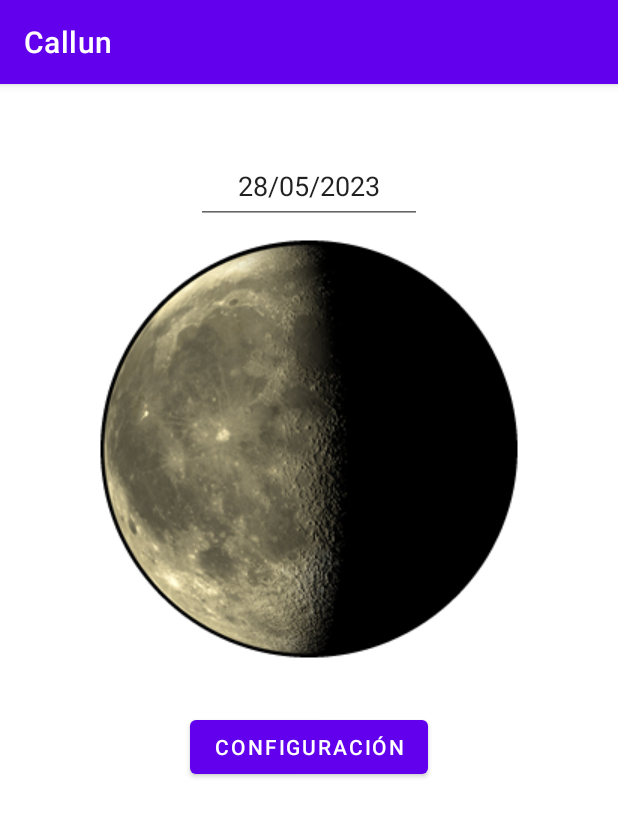
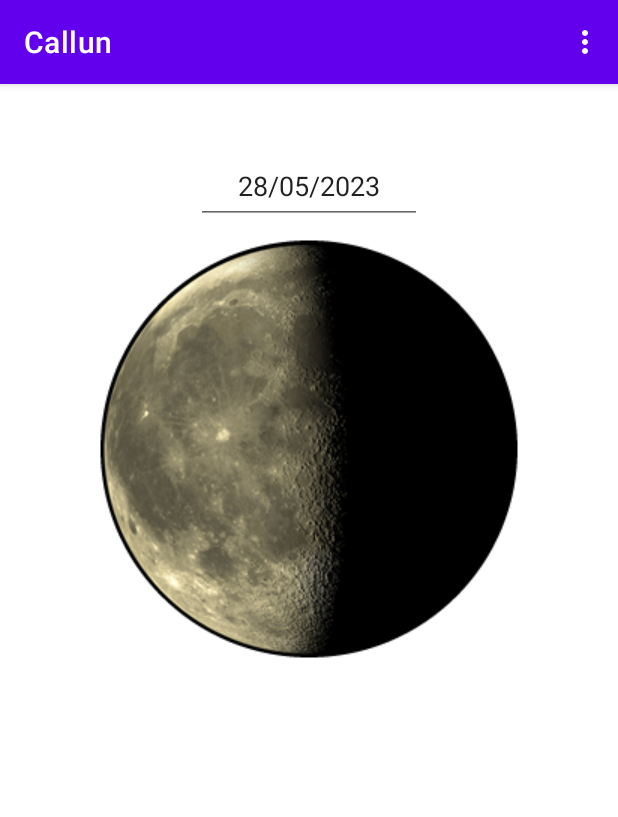
Before and after one commit to pariaslab/callun, an Android app: the screen it shows after launch (MainActivity), on a phone screen of 412 x 824 dp. Shown: the top 817 px of the screen. Run offline under Robolectric (Android 15) with nearby library versions, the phone set to English and light mode, and no system bars.

Commit message:
Unused code cleanup

```diff
--- a/app/src/main/java/com/pariaslab/callun/MainActivity.kt
+++ b/app/src/main/java/com/pariaslab/callun/MainActivity.kt
@@ -5,20 +5,22 @@ import android.app.DatePickerDialog
 import android.content.Intent
 import android.os.Bundle
 import android.view.GestureDetector
+import android.view.Menu
+import android.view.MenuItem
 import android.view.MotionEvent
-import android.widget.Button
 import android.widget.EditText
 import android.widget.ImageView
 import android.widget.TextView
 import androidx.appcompat.app.AppCompatActivity
 import com.example.callun.R
 import java.text.SimpleDateFormat
-import java.util.*
+import java.util.Calendar
+import java.util.Locale
 
 class MainActivity : AppCompatActivity(), GestureDetector.OnGestureListener {
     private lateinit var gestureDetector: GestureDetector
     private var swipeScaleFactor: Float = 0.1f // Scale factor for swipe displacement of days
-    private var isScrolling = false // Indicador de si se está realizando un desplazamiento
+    private var isScrolling = false // Indicates if there is a swipe in progress
 
     private lateinit var selectDateEditText: EditText
     private lateinit var moonPhaseIcon: ImageView
@@ -36,9 +38,9 @@ class MainActivity : AppCompatActivity(), GestureDetector.OnGestureListener {
         super.onCreate(savedInstanceState)
         setContentView(R.layout.activity_main)
 
-        moonPhaseIcon = findViewById<ImageView>(R.id.moonIcon)
-        moonPhaseTxt = findViewById<TextView>(R.id.moonPhaseTxt)
-        selectDateEditText = findViewById<EditText>(R.id.selectDateEditText)
+        moonPhaseIcon = findViewById(R.id.moonIcon)
+        moonPhaseTxt = findViewById(R.id.moonPhaseTxt)
+        selectDateEditText = findViewById(R.id.selectDateEditText)
 
         updateUi(selectedDate)
 
@@ -49,11 +51,6 @@ class MainActivity : AppCompatActivity(), GestureDetector.OnGestureListener {
             gestureDetector.onTouchEvent(event)
             handleTouchEvent(event)
             true
-        }
-
-        val settingsButton = findViewById<Button>(R.id.settingsButton)
-        settingsButton.setOnClickListener {
-            showSettingsScreen()
         }
 
         selectDateEditText.setOnClickListener {
@@ -79,19 +76,25 @@ class MainActivity : AppCompatActivity(), GestureDetector.OnGestureListener {
 
     }
 
-    override fun onFling(e1: MotionEvent, e2: MotionEvent, velocityX: Float, velocityY: Float): Boolean {
+    override fun onFling(
+        e1: MotionEvent,
+        e2: MotionEvent,
+        velocityX: Float,
+        velocityY: Float
+    ): Boolean {
         return false
     }
 
     private fun handleTouchEvent(event: MotionEvent) {
         when (event.action) {
             MotionEvent.ACTION_DOWN -> {
-                // Acción cuando se toca la pantalla
-                isScrolling = true // Indicar que se está realizando un desplazamiento
+                // Action on screen touch
+                isScrolling = true // start swipe
             }
+
             MotionEvent.ACTION_UP -> {
-                // Acción cuando se levanta el dedo
-                isScrolling = false // Indicar que se ha detenido el desplazamiento
+                // Action when user lift finger
+                isScrolling = false // stop swipe
             }
         }
     }
@@ -106,8 +109,13 @@ class MainActivity : AppCompatActivity(), GestureDetector.OnGestureListener {
         return true
     }
 
-    override fun onScroll(e1: MotionEvent, e2: MotionEvent, distanceX: Float, distanceY: Float): Boolean {
-        if (isScrolling) { // Verificar si se está realizando un desplazamiento
+    override fun onScroll(
+        e1: MotionEvent,
+        e2: MotionEvent,
+        distanceX: Float,
+        distanceY: Float
+    ): Boolean {
+        if (isScrolling) { // Verify if the user is scrolling
             val daysToMove = (distanceX * swipeScaleFactor).toInt()
             selectedDate.add(Calendar.DAY_OF_MONTH, -daysToMove)
             updateUi(selectedDate)
@@ -130,25 +138,36 @@ class MainActivity : AppCompatActivity(), GestureDetector.OnGestureListener {
     private fun updateUi(date: Calendar) {
         selectDateEditText.setText(getSelectedDateTxt(date))
         moonPhaseIcon.setImageResource(getMoonLapseIcon(date))
-        moonPhaseTxt.text = String.format("%.0f %% del ciclo desde luna nueva", getMoonLapse(date) *100.0)
+        moonPhaseTxt.text =
+            String.format("%.0f %% del ciclo desde luna nueva", getMoonLapse(date) * 100.0)
     }
-
-    private fun showSettingsScreen() {
-        val settingsIntent = Intent(this, SettingsActivity::class.java).apply {
-            putExtra(SettingsActivity.EXTRA_SWIPE_SCALE_FACTOR, swipeScaleFactor)
-        }
-        startActivityForResult(settingsIntent, REQUEST_SETTINGS)
-    }
-
 
     override fun onActivityResult(requestCode: Int, resultCode: Int, data: Intent?) {
         super.onActivityResult(requestCode, resultCode, data)
         if (requestCode == REQUEST_SETTINGS && resultCode == Activity.RESULT_OK) {
             data?.let {
-                val swipeScaleFactor = it.getFloatExtra(SettingsActivity.EXTRA_SWIPE_SCALE_FACTOR, 0.1f)
+                val swipeScaleFactor =
+                    it.getFloatExtra(SettingsActivity.EXTRA_SWIPE_SCALE_FACTOR, 0.1f)
                 this.swipeScaleFactor = swipeScaleFactor
             }
         }
     }
 
+    override fun onCreateOptionsMenu(menu: Menu): Boolean {
+        menuInflater.inflate(R.menu.menu_main, menu)
+        return true
+    }
+
+    override fun onOptionsItemSelected(item: MenuItem): Boolean {
+        return when (item.itemId) {
+            R.id.action_settings -> {
+                val intent = Intent(this, SettingsActivity::class.java)
+                startActivityForResult(intent, REQUEST_SETTINGS)
+                true
+            }
+
+            else -> super.onOptionsItemSelected(item)
+        }
+    }
+
 }
--- a/app/src/main/res/layout/activity_main.xml
+++ b/app/src/main/res/layout/activity_main.xml
@@ -45,11 +45,4 @@
         android:textColor="@android:color/white"
         android:textStyle="bold" />
 
-    <Button
-        android:id="@+id/settingsButton"
-        android:layout_width="wrap_content"
-        android:layout_height="wrap_content"
-        android:text="Configuración" />
-
-
 </LinearLayout>
--- /dev/null
+++ b/app/src/main/res/menu/menu_main.xml
@@ -0,0 +1,5 @@
+<menu xmlns:android="http://schemas.android.com/apk/res/android">
+    <item
+        android:id="@+id/action_settings"
+        android:title="Configuración" />
+</menu>
```
